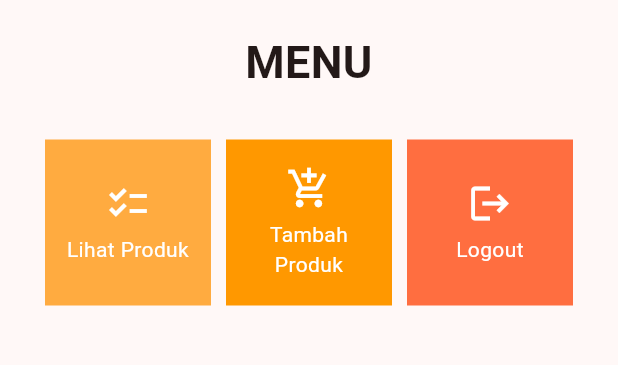
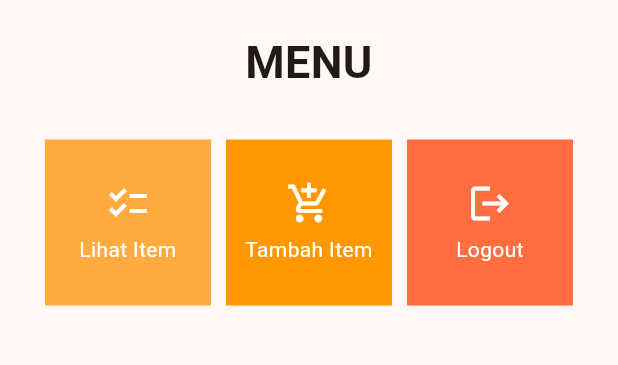
Before and after one commit to hrjuno/stockio-mobile, a Flutter app: the screen it shows after launch, on a phone screen of 412 x 824 dp, the part 84-449 px from its top. Run offline on Flutter 3.47's test engine with Material 2 defaults, Android fonts, the light colour scheme and no system bars.

Commit message:
update README tugas 7

```diff
--- a/lib/menu.dart
+++ b/lib/menu.dart
@@ -4,8 +4,8 @@ class MyHomePage extends StatelessWidget {
   MyHomePage({Key? key}) : super(key: key);
 
   final List<ShopItem> items = [
-    ShopItem("Lihat Produk", Icons.checklist, Colors.orangeAccent),
-    ShopItem("Tambah Produk", Icons.add_shopping_cart, Colors.orange),
+    ShopItem("Lihat Item", Icons.checklist, Colors.orangeAccent),
+    ShopItem("Tambah Item", Icons.add_shopping_cart, Colors.orange),
     ShopItem("Logout", Icons.logout, Colors.deepOrangeAccent),
   ];
 
```
Also changed, not shown: 1 other file.
